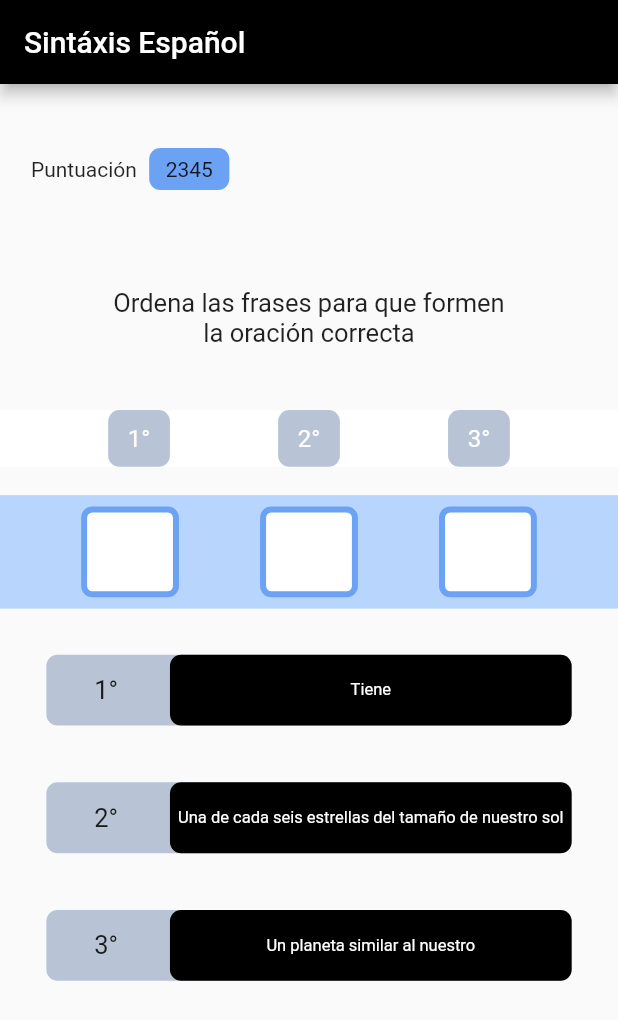
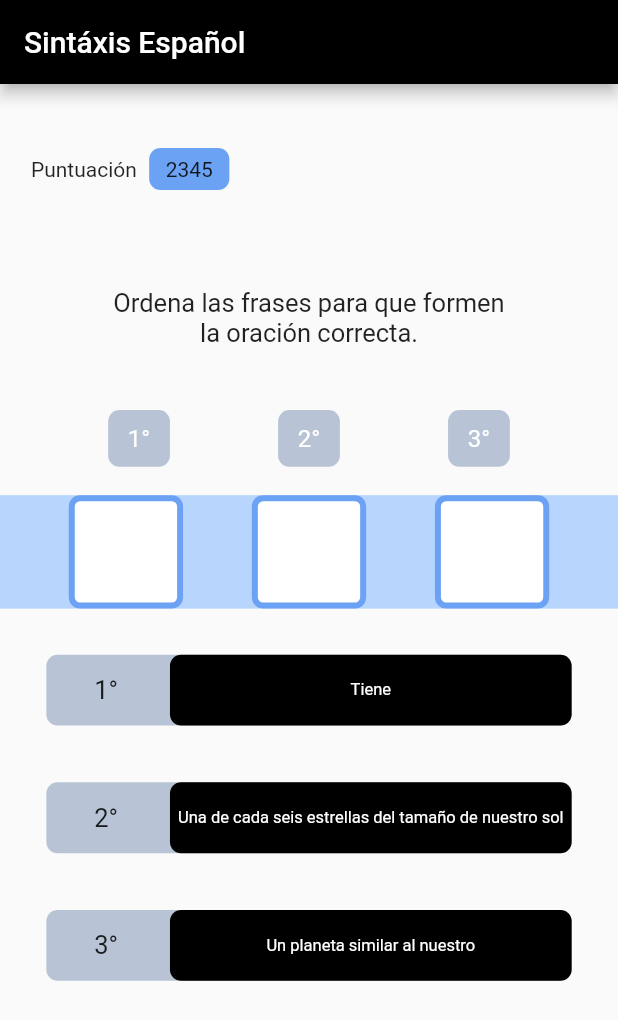
Before and after one commit to JazminSantibanez/sintaxis-espanol, a Flutter app: the screen it shows after launch, on a phone screen of 412 x 824 dp. Shown: the top 1020 px of the screen. Run offline on Flutter 3.47's test engine with Material 2 defaults, Android fonts, the phone set to English and light mode, and no system bars; drawn by our look-alikes of flutter_layout_grid.

Commit message:
Corrected typo

```diff
--- a/lib/main.dart
+++ b/lib/main.dart
@@ -10,7 +10,9 @@ class MyApp extends StatelessWidget {
   @override
   Widget build(BuildContext context) {
     return MaterialApp(
-        theme: ThemeData(primaryColor: Colors.black),
+        theme: ThemeData(
+            primaryColor: SEColorScheme.black,
+            backgroundColor: SEColorScheme.white),
         home: Scaffold(
             appBar: AppBar(
               title: Text("Sintáxis Español"),
@@ -70,7 +72,7 @@ class SyntaxGame extends StatelessWidget {
 }
 
 BoxDecoration roundBoxDecoration(
-    {Color color = Colors.white,
+    {Color color = SEColorScheme.white,
     Color borderColor = Colors.transparent,
     double borderRadius = 7.5,
     double borderWidth = 1}) {
@@ -94,8 +96,7 @@ class ScoreState extends State<Score> {
         Container(
           margin: EdgeInsets.only(left: totalWidth * 0.02),
           padding: const EdgeInsets.symmetric(vertical: 5.0, horizontal: 10.0),
-          decoration: roundBoxDecoration(
-              color: SEColorScheme.blue), //             <--- BoxDecoration here
+          decoration: roundBoxDecoration(color: SEColorScheme.blue),
           child: Text(2345.toString()),
         ),
       ],
@@ -122,7 +123,7 @@ class Instructions extends StatelessWidget {
             alignment: Alignment.center,
             widthFactor: 0.65,
             child: Text(
-              "Ordena las frases para que formen la oración correcta",
+              "Ordena las frases para que formen la oración correcta.",
               style: instructionTextStyle,
               textAlign: TextAlign.center,
             )));
@@ -174,32 +175,55 @@ class Sentence extends StatelessWidget {
   }
 }
 
+DragTarget<int> sentenceSpotDragSpot() {
+  bool accepted = false;
+  int sentenceNum;
+
+  return DragTarget<int>(
+    onWillAccept: (data) {
+      return true;
+    },
+    onAccept: (data) {
+      accepted = true;
+      sentenceNum = data;
+    },
+    builder: (context, candidateData, rejectedData) => accepted
+        ? Stack(
+            children: [SentenceSpot(), SentenceNum(sentenceNum)],
+            alignment: Alignment.center,
+          )
+        : SentenceSpot(),
+  );
+}
+
 class SentenceSpot extends StatelessWidget {
   @override
   Widget build(BuildContext context) {
-    return Flexible(
-        child: FractionallySizedBox(
-      child: Container(
+    var totalWidth = MediaQuery.of(context).size.width;
+
+    return Container(
         decoration:
             roundBoxDecoration(borderColor: SEColorScheme.blue, borderWidth: 4),
-      ),
-      heightFactor: 0.8,
-      widthFactor: 0.475,
-    ));
+        width: totalWidth * 0.185);
   }
 }
 
 class SentenceSpots extends StatelessWidget {
   @override
   Widget build(BuildContext context) {
-    return Container(
+    return Center(
+        child: Container(
       child: Row(
-        children: [SentenceSpot(), SentenceSpot(), SentenceSpot()],
+        children: [
+          sentenceSpotDragSpot(),
+          sentenceSpotDragSpot(),
+          sentenceSpotDragSpot()
+        ],
         crossAxisAlignment: CrossAxisAlignment.stretch,
         mainAxisAlignment: MainAxisAlignment.spaceEvenly,
       ),
       color: SEColorScheme.lightBlue,
-    );
+    ));
   }
 }
 
@@ -211,6 +235,7 @@ class SentenceNum extends StatelessWidget {
   @override
   Widget build(BuildContext context) {
     var totalWidth = MediaQuery.of(context).size.width;
+    var totalHeight = MediaQuery.of(context).size.height;
 
     return Container(
       decoration: roundBoxDecoration(color: SEColorScheme.gray),
@@ -219,7 +244,9 @@ class SentenceNum extends StatelessWidget {
         style: TextStyle(color: SEColorScheme.white, fontSize: 16),
       ),
       alignment: Alignment.center,
-        width: totalWidth / 10);
+      width: totalWidth / 10,
+      height: totalHeight / 22,
+    );
   }
 }
 
@@ -227,7 +254,8 @@ Widget sentenceNumDraggable(int sentenceNum, {BuildContext context}) {
   var totalWidth = MediaQuery.of(context).size.width;
 
   return LayoutBuilder(
-    builder: (context, constraints) => Draggable(
+    builder: (context, constraints) => Draggable<int>(
+        data: sentenceNum,
         child: SentenceNum(sentenceNum),
         feedback: Material(
             type: MaterialType.transparency,
@@ -254,7 +282,7 @@ class SentenceNums extends StatelessWidget {
             crossAxisAlignment: CrossAxisAlignment.stretch,
             mainAxisAlignment: MainAxisAlignment.spaceEvenly,
           ),
-          color: SEColorScheme.white,
+          color: Colors.transparent,
         ),
         heightFactor: 0.5,
       ),
```
Lines whose indentation alone changed are shown as unchanged.
